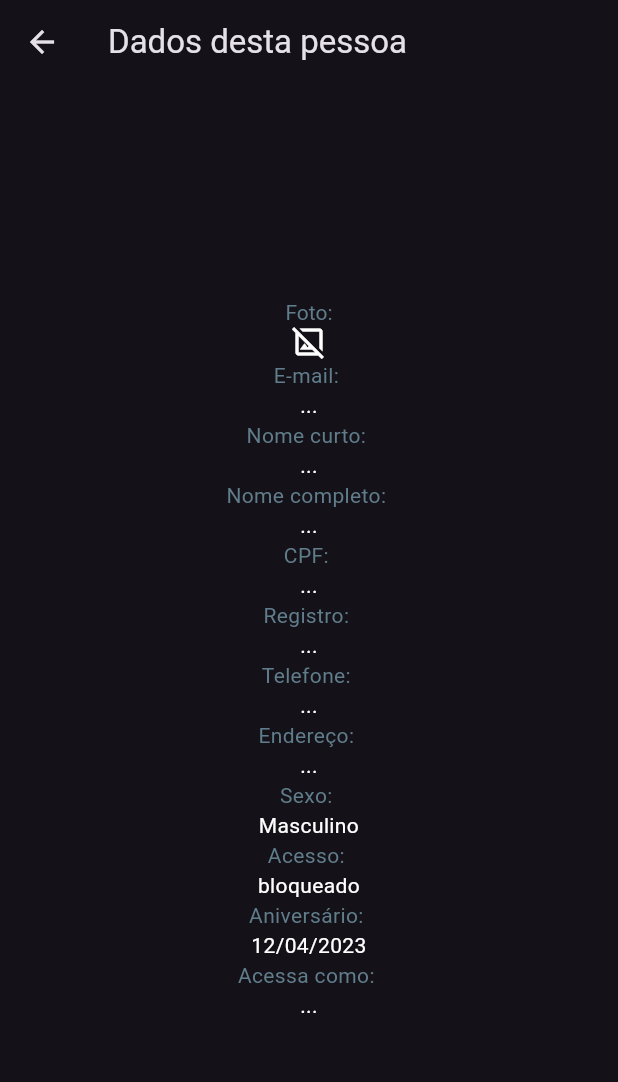
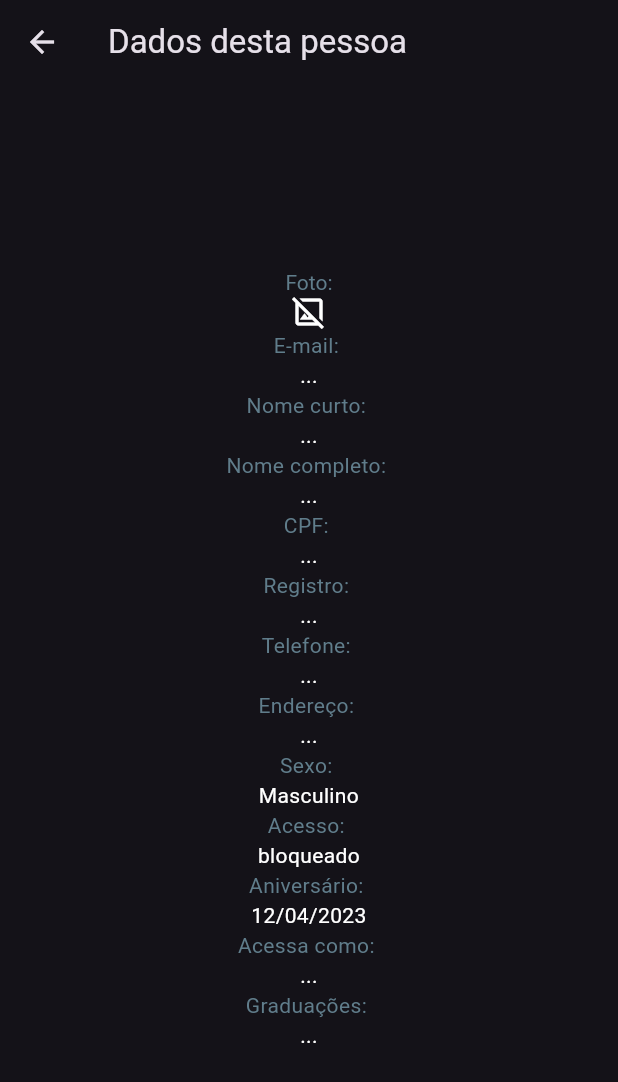
Before and after one commit to catalunha/fluxus2, a Flutter app: the UserProfileViewPage screen opened directly with empty values, on a phone screen of 412 x 824 dp. Shown: the top 1082 px of the screen. Run offline on Flutter 3.47's test engine with Material 2 defaults, Android fonts, the phone set to English and light mode, and no system bars; our stand-ins replace bloc, flutter_bloc, image_picker, parse_server_sdk_flutter; missing offline and left inert: validatorless; network calls fail.

Commit message:
graduations in userprofile

```diff
--- a/lib/app/data/b4a/entity/user_entity.dart
+++ b/lib/app/data/b4a/entity/user_entity.dart
@@ -15,7 +15,8 @@ class UserEntity {
       id: parseUser.objectId!,
       email: parseUser.get(UserEntity.email),
       userProfile: parseUser.get(UserEntity.userProfile) != null
-          ? UserProfileEntity().fromParse(parseUser.get(UserEntity.userProfile))
+          ? await UserProfileEntity()
+              .fromParse(parseUser.get(UserEntity.userProfile))
           : null,
     );
   }
--- a/lib/app/data/b4a/table/user_profile_b4a.dart
+++ b/lib/app/data/b4a/table/user_profile_b4a.dart
@@ -27,7 +27,7 @@ class UserProfileB4a {
       List<UserProfileModel> listTemp = <UserProfileModel>[];
       if (response.success && response.results != null) {
         for (var element in response.results!) {
-          listTemp.add(UserProfileEntity().fromParse(element));
+          listTemp.add(await UserProfileEntity().fromParse(element));
         }
         return listTemp;
       } else {
--- a/lib/app/feature/userprofile/save/bloc/user_profile_save_bloc.dart
+++ b/lib/app/feature/userprofile/save/bloc/user_profile_save_bloc.dart
@@ -51,6 +51,11 @@ class UserProfileSaveBloc
         );
         userProfileModel = userProfileModel.copyWith(photo: photoUrl);
       }
+      List<GraduationModel> graduationsResult =
+          await updateRelationGraduation(userProfileId);
+
+      userProfileModel = userProfileModel.copyWith(
+          id: userProfileId, graduations: graduationsResult);
 
       UserModel user = state.user.copyWith(userProfile: userProfileModel);
 
--- a/lib/app/feature/userprofile/view/user_profile_view_page.dart
+++ b/lib/app/feature/userprofile/view/user_profile_view_page.dart
@@ -91,6 +91,12 @@ class UserProfileViewPage extends StatelessWidget {
                   value: model.access.join('\n'),
                   inColumn: true,
                 ),
+                AppTextTitleValue(
+                  title: 'Graduações: ',
+                  value:
+                      model.graduations?.map((e) => e.name).toList().join(', '),
+                  inColumn: true,
+                ),
               ],
             ),
           ),
```
Also changed, not shown: lib/app/data/b4a/entity/user_profile_entity.dart (+16 -1 lines).
